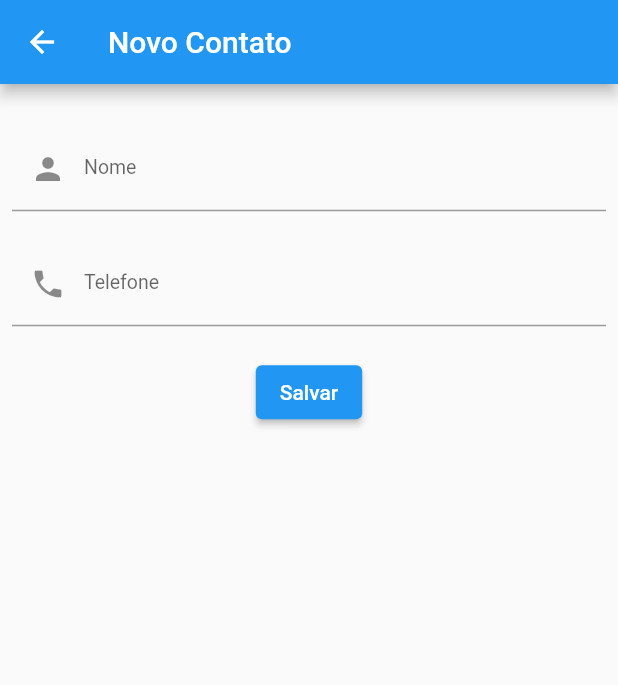
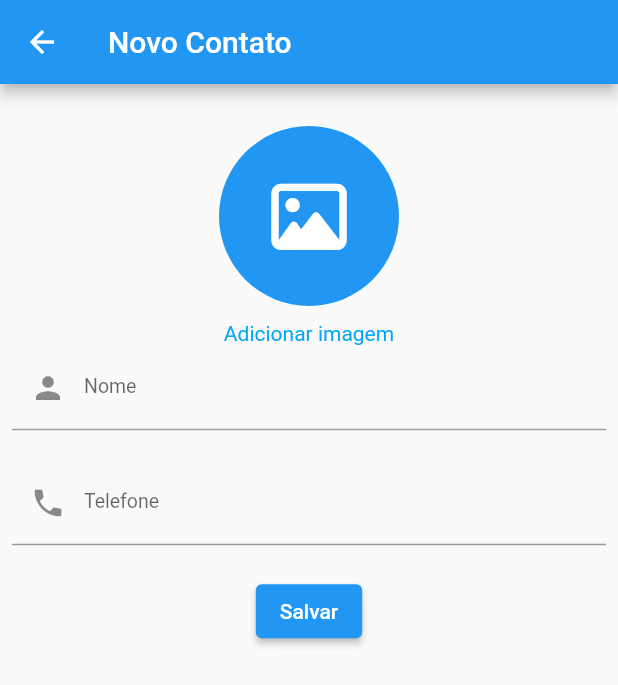
Before and after one commit to MauroAlbrecht/app_contatos, a Flutter app: the AddContatoPage screen opened directly, on a phone screen of 412 x 824 dp. Shown: the top 685 px of the screen. Run offline on Flutter 3.47's test engine with Material 2 defaults, Android fonts, the light colour scheme and no system bars; our stand-ins replace dio, flutter_dotenv, font_awesome_flutter, google_fonts, image_picker, mask_text_input_formatter; network calls fail.

Commit message:
add selecao de imagem no cotato

```diff
--- a/lib/pages/add_contato_page.dart
+++ b/lib/pages/add_contato_page.dart
@@ -2,6 +2,8 @@ import 'package:app_contatos/models/contato_model.dart';
 import 'package:app_contatos/repositories/contato_repository.dart';
 import 'package:flutter/cupertino.dart';
 import 'package:flutter/material.dart';
+import 'package:font_awesome_flutter/font_awesome_flutter.dart';
+import 'package:image_picker/image_picker.dart';
 import 'package:mask_text_input_formatter/mask_text_input_formatter.dart';
 
 class AddContatoPage extends StatefulWidget {
@@ -13,6 +15,7 @@ class _AddContatoPageState extends State<AddContatoPage> {
   var controllerNome = TextEditingController(text: '');
   var controllerTelefone = TextEditingController(text: '');
   var repository = ContatoRepository();
+  var imageUrl = '';
   var maskFormatter = MaskTextInputFormatter(
     mask: '+## (##) #####-####',
     filter: {"#": RegExp(r'[0-9]')},
@@ -29,6 +32,37 @@ class _AddContatoPageState extends State<AddContatoPage> {
             children: [
               const SizedBox(
                 height: 20,
+              ),
+              InkWell(
+                onTap: () async {
+                  final ImagePicker _picker = ImagePicker();
+                  final XFile? image = await _picker.pickImage(source: ImageSource.gallery);
+                  if(image != null) {
+                    imageUrl = image.path;
+                  }
+                },
+                child: Container(
+                  width: 120, // Defina a largura do círculo
+                  height: 120, // Defina a altura do círculo
+                  decoration: const BoxDecoration(
+                    shape: BoxShape.circle, // Define a forma como círculo
+                    color: Colors.blue, // Define a cor de fundo do círculo
+                  ),
+                  child: const Center(
+                    child: Icon(
+                      FontAwesomeIcons.image, // Ícone desejado
+                      color: Colors.white, // Cor do ícone
+                      size: 50, // Tamanho do ícone
+                    ),
+                  ),
+                ),
+              ),
+              const SizedBox(
+                height: 10,
+              ),
+              const Text(
+                'Adicionar imagem',
+                style: TextStyle(color: Colors.lightBlue),
               ),
               TextField(
                 controller: controllerNome,
@@ -64,16 +98,17 @@ class _AddContatoPageState extends State<AddContatoPage> {
               const SizedBox(
                 height: 20,
               ),
-              ElevatedButton(onPressed: () {
+              ElevatedButton(
+                  onPressed: () {
+                    var contato = ContatoModel.vazio();
+                    contato.telefone = controllerTelefone.text;
+                    contato.nome = controllerNome.text;
+                    contato.imgUrl = imageUrl;
+                    repository.criar(contato);
 
-                var contato = ContatoModel.vazio();
-                contato.telefone = controllerTelefone.text;
-                contato.nome = controllerNome.text;
-                repository.criar(contato);
-
-                Navigator.pop(context, true);
-
-              }, child: const Text('Salvar')),
+                    Navigator.pop(context, true);
+                  },
+                  child: const Text('Salvar')),
             ],
           ),
         ));
--- a/pubspec.yaml
+++ b/pubspec.yaml
@@ -19,7 +19,7 @@ publish_to: 'none' # Remove this line if you wish to publish to pub.dev
 version: 1.0.0+1
 
 environment:
-  sdk: '>=2.19.6 <3.0.0'
+  sdk: '>=2.19.6 <3.10.0'
 
 # Dependencies specify other packages that your package needs in order to work.
 # To automatically upgrade your package dependencies to the latest versions
@@ -39,9 +39,6 @@ dependencies:
   intl_phone_number_input: ^0.7.3+1
   font_awesome_flutter: ^10.3.0
   mask_text_input_formatter: ^2.5.0
-
-  # The following adds the Cupertino Icons font to your application.
-  # Use with the CupertinoIcons class for iOS style icons.
   cupertino_icons: ^1.0.2
 
 dev_dependencies:
```
